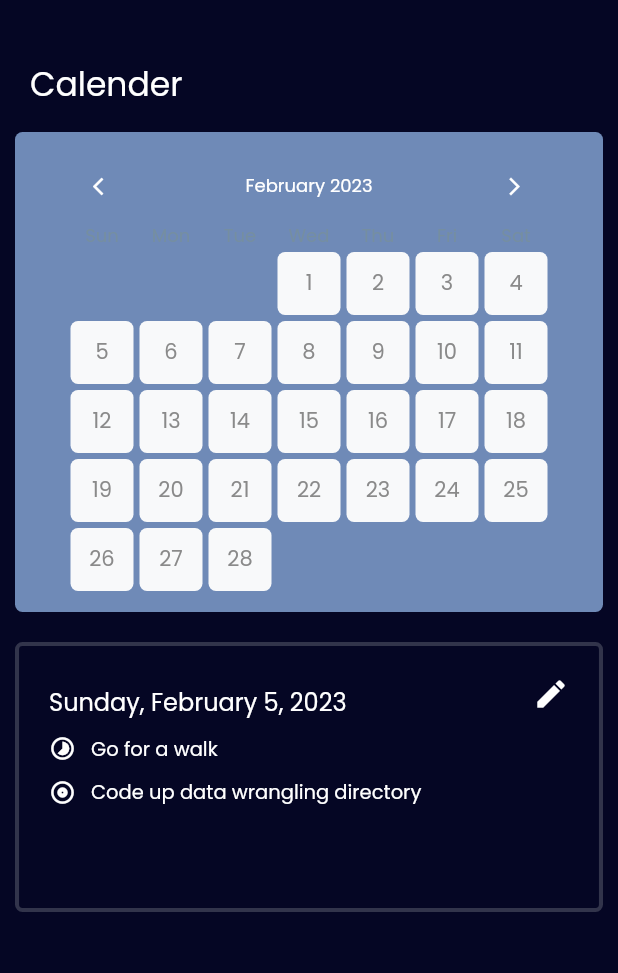
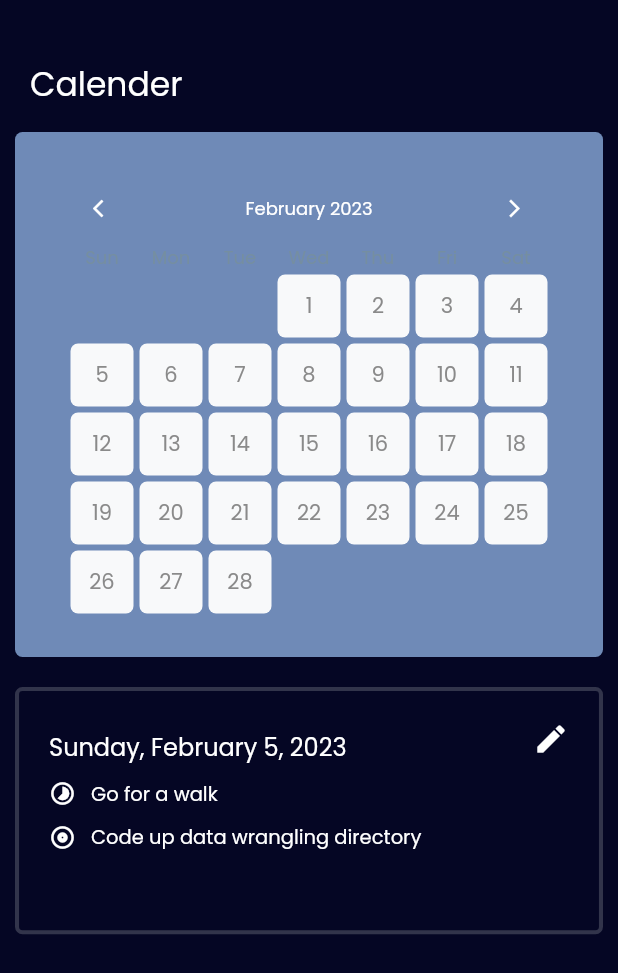
Before and after one commit to nsanirudh/Timekeeping-frontend, a Flutter app: the Calender screen opened directly, on a phone screen of 412 x 824 dp. Shown: the top 973 px of the screen. Run offline on Flutter 3.47's test engine with Material 2 defaults, Android fonts, the phone set to English and light mode, and no system bars; our stand-ins replace fl_chart, flutter_heatmap_calendar; network calls fail.

Commit message:
fix cal overflow error

```diff
--- a/lib/Component/CalenderHeatMapComponent/CalenderHeatMap.dart
+++ b/lib/Component/CalenderHeatMapComponent/CalenderHeatMap.dart
@@ -19,7 +19,7 @@ class HeatMapCal extends StatelessWidget {
       child: Padding(
         padding: EdgeInsets.all(10),
         child: Container(
-          constraints: BoxConstraints(maxHeight: 320, maxWidth: width),
+          constraints: BoxConstraints(maxHeight: 350, maxWidth: width),
           decoration: BoxDecoration(
               color: Constants.CalCardCol,
               borderRadius: BorderRadius.circular(5)),
@@ -30,7 +30,7 @@ class HeatMapCal extends StatelessWidget {
               datasets: {
                 DateTime(2023, 1, 2): 2,
                 DateTime(2023, 1, 8): 3,
-                DateTime(2023, 1, 16): 9,
+                DateTime(2023, 1, 16): 7,
                 DateTime(2023, 1, 23): 3,
                 DateTime(2023, 1, 19): 3,
                 DateTime(2023, 1, 21): 1,
@@ -40,12 +40,13 @@ class HeatMapCal extends StatelessWidget {
                 DateTime(2023, 1, 21): 5,
                 DateTime(2023, 1, 18): 4,
                 DateTime(2023, 1, 7): 7,
-                DateTime(2023, 1, 8): 10,
+                DateTime(2023, 1, 8): 6,
                 DateTime(2023, 1, 9): 1,
                 DateTime(2023, 1, 13): 6,
               },
               colorMode: ColorMode.opacity,
               showColorTip: false,
+              // margin: EdgeInsets.all(0.9),
               // scrollable: true,
               colorsets: {
                 // 1: Colors.red,
@@ -53,8 +54,8 @@ class HeatMapCal extends StatelessWidget {
                 // 5: Colors.yellow,
                 // 7: Colors.green,
                 // 9: Colors.blue,
-                11: Colors.indigo,
-                13: Colors.purple,
+                11: Colors.indigo.shade600,
+                13: Colors.purple.shade50,
               },
               onClick: (value) {
                 ScaffoldMessenger.of(context).showSnackBar(SnackBar(content: Text(value.toString())));
--- a/lib/Component/TaskListComponent/TaskList.dart
+++ b/lib/Component/TaskListComponent/TaskList.dart
@@ -9,7 +9,7 @@ class TaskListView extends StatelessWidget {
   @override
   Widget build(BuildContext context) {
     final width = MediaQuery.of(context).size.width;
-
+    final height = MediaQuery.of(context).size.height;
     String date_string() {
       var dateStr = "";
       return dateStr = DateFormat.yMMMMEEEEd().format(DateTime.now());
@@ -20,7 +20,7 @@ class TaskListView extends StatelessWidget {
         child: Padding(
             padding: EdgeInsets.all(10),
             child: Container(
-                constraints: BoxConstraints(maxWidth: width, maxHeight: 180),
+                constraints: BoxConstraints(maxWidth: width, maxHeight: 2/10* height),
                 decoration: BoxDecoration(
                     borderRadius: BorderRadius.circular(5),
                     border: Border.all(
```
